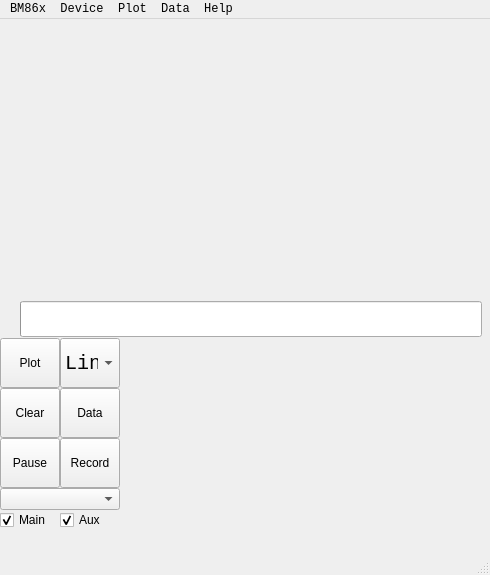
Above: app/bm86xgui.ui from Tykyo/qt-brymen-86x before the change. Below: the same form after it.
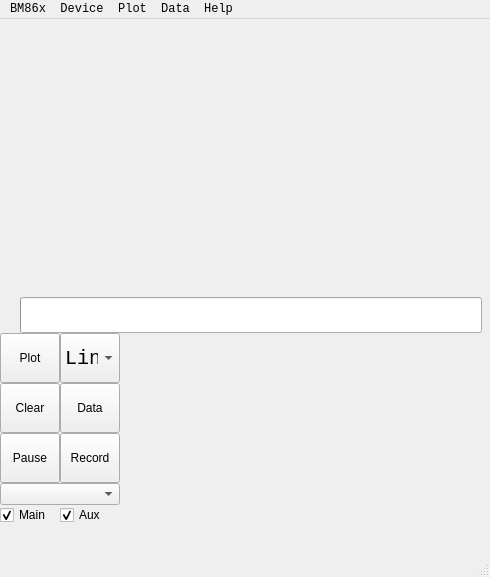
That is the form after the change. Custom widgets are drawn as their Qt base class.

```diff
--- a/app/bm86xgui.ui
+++ b/app/bm86xgui.ui
@@ -7,7 +7,7 @@
     <x>0</x>
     <y>0</y>
     <width>490</width>
-    <height>575</height>
+    <height>577</height>
    </rect>
   </property>
   <property name="sizePolicy">
@@ -496,8 +496,8 @@
         </property>
         <property name="sizeHint" stdset="0">
          <size>
-          <width>13</width>
-          <height>319</height>
+          <width>0</width>
+          <height>0</height>
          </size>
         </property>
        </spacer>
```
